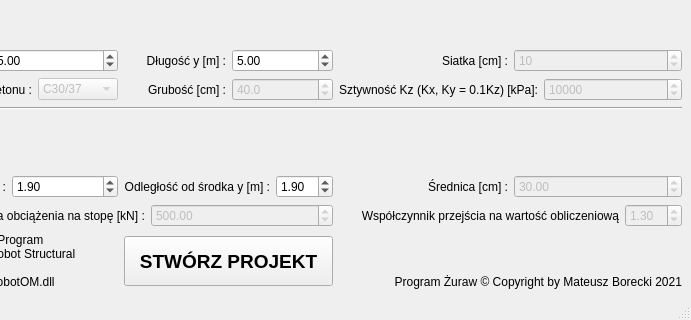
Before: the Qt Designer form program zuraw/gui_qt.ui in mateuszac/Prywatne, drawn with Qt 5; both pictures show x 149 to 840 and y 140 to 460 of the 840 by 460 pixel window.
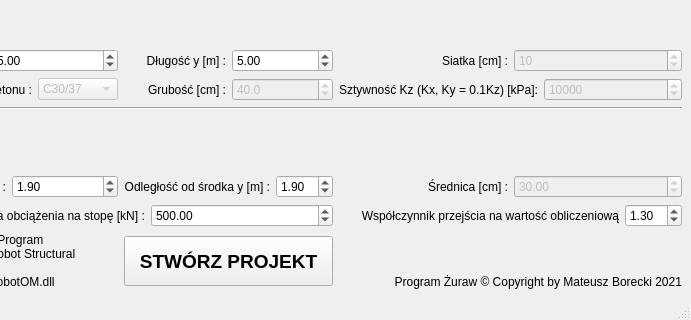
After: the same form once the commit is applied.

Patch:
```diff
--- a/program zuraw/gui_qt.ui
+++ b/program zuraw/gui_qt.ui
@@ -426,7 +426,7 @@
       <item>
        <widget class="QDoubleSpinBox" name="wspolczynnik_gui">
         <property name="enabled">
-         <bool>false</bool>
+         <bool>true</bool>
         </property>
         <property name="sizePolicy">
          <sizepolicy hsizetype="Minimum" vsizetype="Preferred">
@@ -475,7 +475,7 @@
       <item>
        <widget class="QDoubleSpinBox" name="obciazenie_gui">
         <property name="enabled">
-         <bool>false</bool>
+         <bool>true</bool>
         </property>
         <property name="maximum">
          <double>50000.000000000000000</double>
```
